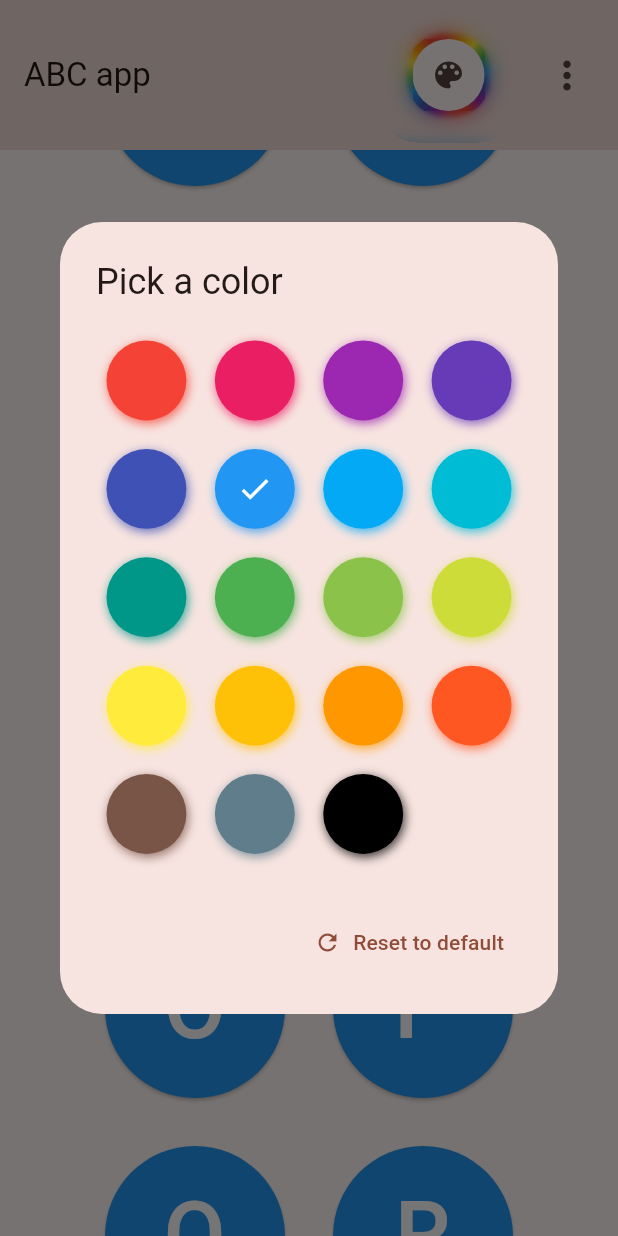
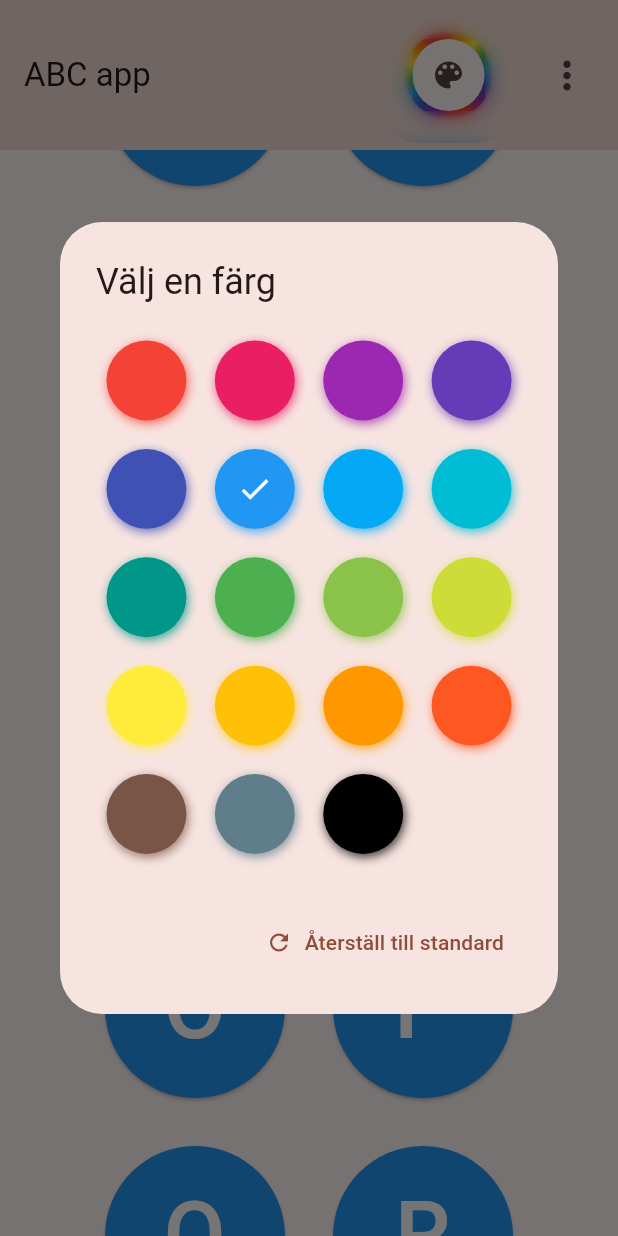
Before and after one commit to bl4ckswordsman/abc_app, a Flutter app: the screen it shows after launch, scrolled down 576 dp, after a tap on the "color lens" icon, on a phone screen of 412 x 824 dp. Run offline on Flutter 3.47's test engine with Material 3 defaults, Android fonts, the phone set to English and light mode, and no system bars; drawn by our look-alikes of flutter_colorpicker; our stand-ins replace adaptive_theme, audioplayers, confetti, eva_icons_flutter, open_file, package_info_plus and 2 more; missing offline and left inert: flutter_custom_tabs.

Commit message:
feat: Add localization support for ColorPickerButton and reset functionality

```diff
--- a/lib/color_picker.dart
+++ b/lib/color_picker.dart
@@ -1,5 +1,7 @@
 import 'package:flutter/material.dart';
 import 'package:flutter_colorpicker/flutter_colorpicker.dart';
+import 'package:provider/provider.dart';
+import 'package:abc_app/language_provider.dart';
 import 'glowing_gradient_border.dart';
 
 class ColorPickerButton extends StatelessWidget {
@@ -17,7 +19,8 @@ class ColorPickerButton extends StatelessWidget {
       context: context,
       builder: (BuildContext context) {
         return AlertDialog(
-          title: const Text('Pick a color'),
+          title: Text(Provider.of<LanguageProvider>(context, listen: false)
+              .translate('pickColor')),
           content: SingleChildScrollView(
             child: BlockPicker(
               pickerColor: initialColor,
@@ -30,12 +33,13 @@ class ColorPickerButton extends StatelessWidget {
           ),
           actions: <Widget>[
             TextButton(
-              child: const Row(
+              child: Row(
                 mainAxisSize: MainAxisSize.min,
                 children: [
-                  Icon(Icons.refresh),
-                  SizedBox(width: 8),
-                  Text('Reset to default'),
+                  const Icon(Icons.refresh),
+                  const SizedBox(width: 8),
+                  Text(Provider.of<LanguageProvider>(context, listen: false)
+                      .translate('resetToDefault')),
                 ],
               ),
               onPressed: () {
--- a/lib/translations.dart
+++ b/lib/translations.dart
@@ -3,6 +3,8 @@ import 'package:abc_app/language_provider.dart';
 class Translations {
   static final Map<String, Map<String, String>> _translations = {
     'en': {
+      'pickColor': 'Pick a color',
+      'resetToDefault': 'Reset to default',
       'settings': 'Settings',
       'darkTheme': 'Dark Theme',
       'buildInfo': 'Build info',
@@ -17,6 +19,8 @@ class Translations {
       'githubRepo': 'GitHub repo',
     },
     'sv': {
+      'pickColor': 'Välj en färg',
+      'resetToDefault': 'Återställ till standard',
       'settings': 'Inställningar',
       'darkTheme': 'Mörkt tema',
       'buildInfo': 'Bygginfo',
```
